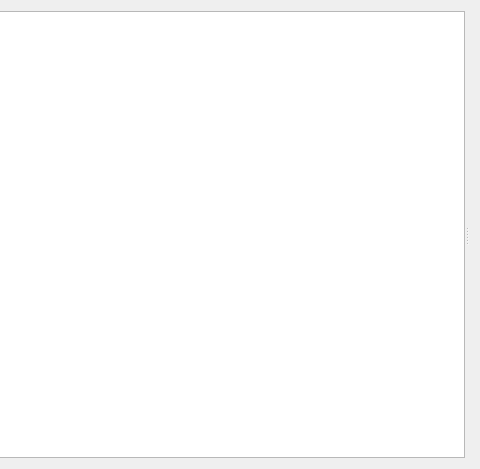
madnight/chessx, file src/gui/openingtreewidget.ui: the form before one commit; both pictures show x 432 to 912 and y 0 to 469 of the 912 by 469 pixel window.
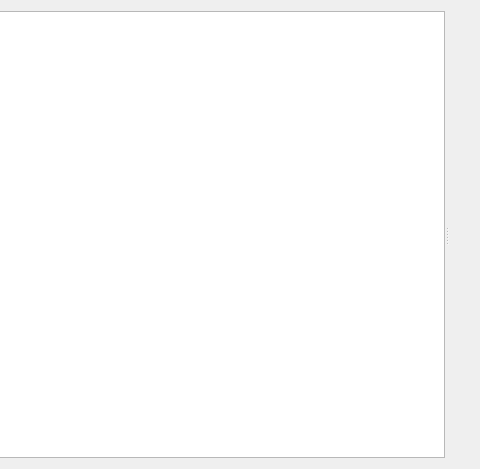
The form after the commit. Custom widgets are drawn as their Qt base class.

```diff
--- a/src/gui/openingtreewidget.ui
+++ b/src/gui/openingtreewidget.ui
@@ -19,6 +19,9 @@
      <property name="orientation">
       <enum>Qt::Horizontal</enum>
      </property>
+     <property name="handleWidth">
+      <number>4</number>
+     </property>
      <widget class="QWidget" name="LeftWidget" native="true">
       <layout class="QVBoxLayout" name="verticalLayout_2">
        <item>
@@ -28,6 +31,9 @@
      </widget>
      <widget class="QWidget" name="RightWidget" native="true">
       <layout class="QHBoxLayout" name="horizontalLayout">
+       <property name="leftMargin">
+        <number>6</number>
+       </property>
        <item>
         <layout class="QVBoxLayout" name="OpeningBoardWidget"/>
        </item>
```
